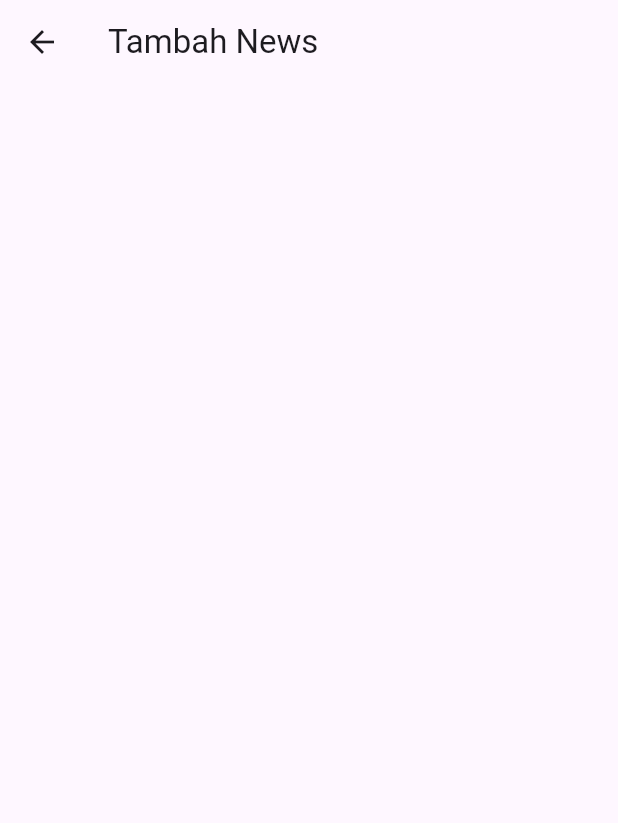
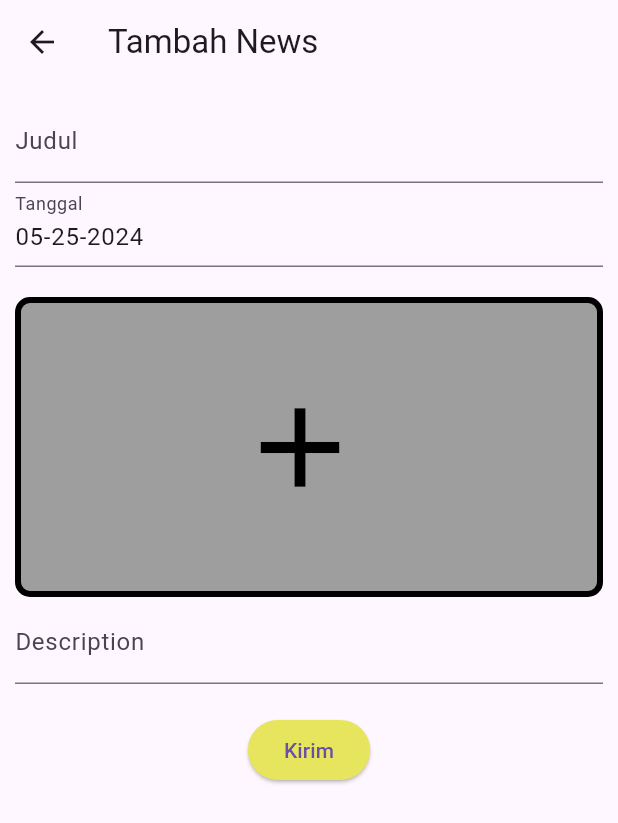
Before and after one commit to morilegend/manajemen_bengkel, a Flutter app: the TambahNews screen opened directly, on a phone screen of 412 x 824 dp. Shown: the top 823 px of the screen. Run offline on Flutter 3.47's test engine with Material 3 defaults, Android fonts, the light colour scheme and no system bars; our stand-ins replace cloud_firestore, firebase_auth, firebase_core, firebase_database, firebase_storage, google_nav_bar and 2 more; accounts and stored records are empty.

Commit message:
Add Filtered, Change Ui For tambah_news,change Date to timestamp,etc

```diff
--- a/lib/main.dart
+++ b/lib/main.dart
@@ -38,7 +38,7 @@ class MyApp extends StatelessWidget {
       //   brightness: Brightness.dark,
       // ),
       debugShowCheckedModeBanner: false,
-      home: NavbarAdmin(),
+      home: NavbarUser(),
     );
   }
 }
--- a/lib/screens/admin/tambah_news.dart
+++ b/lib/screens/admin/tambah_news.dart
@@ -1,18 +1,151 @@
+import 'package:cloud_firestore/cloud_firestore.dart';
 import 'package:flutter/material.dart';
+import 'package:image_picker/image_picker.dart';
+import 'package:kp_manajemen_bengkel/services/news.dart';
+import 'dart:io';
+import 'package:intl/intl.dart'; // Package for date formatting
 
 class TambahNews extends StatefulWidget {
-  const TambahNews({super.key});
+  TambahNews({super.key});
 
   @override
   State<TambahNews> createState() => _TambahNewsState();
 }
 
 class _TambahNewsState extends State<TambahNews> {
+  final TextEditingController _titleController = TextEditingController();
+  final TextEditingController _descriptionController = TextEditingController();
+  final TextEditingController _dateController = TextEditingController();
+  File? _selectedImage;
+  bool _isLoading = false;
+  final NewsService _newsService = NewsService();
+
+  @override
+  void initState() {
+    super.initState();
+    // Set the current date in the _dateController
+    _dateController.text = DateFormat('MM-dd-yyyy').format(DateTime.now());
+  }
+
+  Future<void> _pickImage() async {
+    final pickedImage =
+        await ImagePicker().pickImage(source: ImageSource.gallery);
+    if (pickedImage != null) {
+      setState(() {
+        _selectedImage = File(pickedImage.path);
+      });
+    }
+  }
+
+  Future<void> _submitNews() async {
+    final title = _titleController.text;
+    final description = _descriptionController.text;
+    final date = Timestamp.fromDate(DateTime.now());
+
+    if (title.isEmpty || description.isEmpty || _selectedImage == null) {
+      ScaffoldMessenger.of(context)
+          .showSnackBar(SnackBar(content: Text('Silakan isi semua field')));
+      return;
+    }
+
+    setState(() {
+      _isLoading = true;
+    });
+
+    try {
+      final urlImage = await _newsService.uploadImage(_selectedImage!);
+      if (urlImage != null) {
+        await _newsService.addNews(title, description, date, urlImage);
+        ScaffoldMessenger.of(context)
+            .showSnackBar(SnackBar(content: Text('News berhasil ditambahkan')));
+        Navigator.pop(context);
+      } else {
+        ScaffoldMessenger.of(context)
+            .showSnackBar(SnackBar(content: Text('Gagal upload gambar')));
+      }
+    } catch (e) {
+      ScaffoldMessenger.of(context).showSnackBar(
+          SnackBar(content: Text('Gagal menambahkan dengan error: $e')));
+    } finally {
+      setState(() {
+        _isLoading = false;
+      });
+    }
+  }
+
+  @override
+  void dispose() {
+    _titleController.dispose();
+    _descriptionController.dispose();
+    _dateController.dispose();
+    super.dispose();
+  }
+
   @override
   Widget build(BuildContext context) {
     return Scaffold(
       appBar: AppBar(
-        title: Text("Tambah News"),
+        title: Text('Tambah News'),
+      ),
+      body: SingleChildScrollView(
+        child: Padding(
+          padding: EdgeInsets.all(10.0),
+          child: Column(
+            children: [
+              TextField(
+                controller: _titleController,
+                decoration: InputDecoration(labelText: 'Judul'),
+              ),
+              TextField(
+                controller: _dateController,
+                decoration: InputDecoration(labelText: 'Tanggal'),
+                readOnly: true,
+              ),
+              SizedBox(height: 20),
+              Container(
+                decoration: BoxDecoration(
+                    border: Border.all(style: BorderStyle.solid, width: 4),
+                    color: Colors.grey,
+                    borderRadius: BorderRadius.circular(10)),
+                height: 200.0,
+                width: double.infinity,
+                child: _selectedImage != null
+                    ? Image.file(
+                        _selectedImage!,
+                        fit: BoxFit.fill,
+                      )
+                    : TextButton.icon(
+                        onPressed: _pickImage,
+                        icon: Icon(
+                          Icons.add,
+                          size: 90,
+                          color: Colors.black,
+                        ),
+                        label: Text(''),
+                      ),
+              ),
+              SizedBox(height: 2),
+              TextField(
+                controller: _descriptionController,
+                decoration: InputDecoration(labelText: 'Description'),
+                maxLines: null,
+              ),
+              SizedBox(
+                height: 20,
+              ),
+              _isLoading
+                  ? CircularProgressIndicator()
+                  : ElevatedButton(
+                      onPressed: _submitNews,
+                      child: Text('Kirim'),
+                      style: ButtonStyle(
+                          backgroundColor: MaterialStatePropertyAll(
+                        Color.fromRGBO(231, 229, 93, 1),
+                      )),
+                    ),
+            ],
+          ),
+        ),
       ),
     );
   }
--- a/pubspec.yaml
+++ b/pubspec.yaml
@@ -22,6 +22,8 @@ dependencies:
   flutter_speed_dial: ^7.0.0
   image_picker: ^1.1.1
   firebase_storage: ^11.7.6
+  path: ^1.9.0
+  intl: ^0.19.0
 
 dev_dependencies:
   flutter_test:
```
Also changed, not shown: lib/models/newsModels.dart (+19 -40 lines), lib/screens/admin/admin_home.dart (+6 -5 lines), lib/screens/detail_screens/news_detailScreenUser.dart (+42 -52 lines), lib/screens/user/favorite_news.dart (+13 -14 lines), lib/screens/user/user_home(news).dart (+34 -22 lines), lib/services/news.dart (+43 -15 lines), lib/firebase_options.dart, pubspec.lock.
